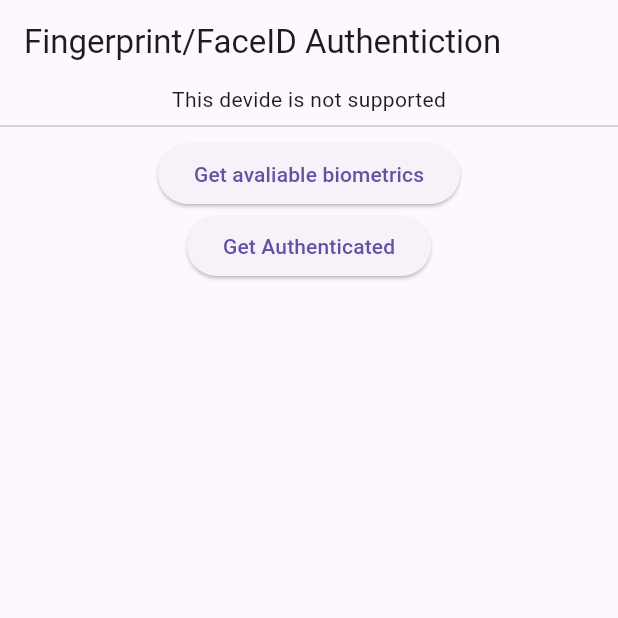
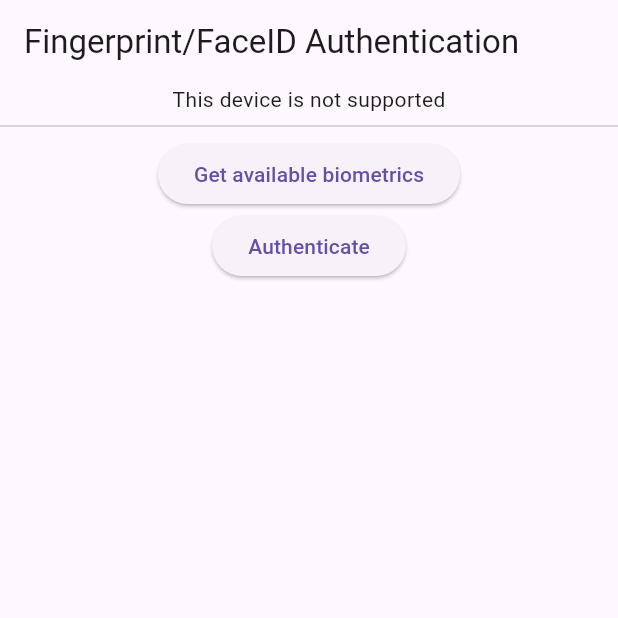
Before and after one commit to HaticeDilmac/faceid_fingerprint_authentication, a Flutter app: the screen it shows after launch, on a phone screen of 412 x 824 dp, the top half of it. Run offline on Flutter 3.47's test engine with Material 3 defaults, Android fonts, the phone set to English and light mode, and no system bars; our stand-ins replace local_auth.

Commit message:
[*]edit code [+]add comment line to code

```diff
--- a/lib/main.dart
+++ b/lib/main.dart
@@ -15,16 +15,16 @@ class MyApp extends StatefulWidget {
 }
 
 class _MyAppState extends State<MyApp> {
-  late final LocalAuthentication auth;
-  bool _supportState = false;
+  late final LocalAuthentication auth; // Biometric authentication instance
+  bool _supportState = false; // Device support state for biometrics
 
   @override
   void initState() {
     super.initState();
-    auth = LocalAuthentication();
+    auth = LocalAuthentication(); // Initialize the LocalAuthentication instance
     auth.isDeviceSupported().then((bool isSupported) => setState(() {
-          _supportState = isSupported;
-        })); //device scan how to supportß
+          _supportState = isSupported; // Check if device supports biometric authentication
+        }));
   }
 
   @override
@@ -32,39 +32,41 @@ class _MyAppState extends State<MyApp> {
     return MaterialApp(
       home: Scaffold(
         appBar: AppBar(
-          title: const Text('Fingerprint/FaceID Authentiction'),
+          title: const Text('Fingerprint/FaceID Authentication'),
         ),
         body: Column(
           children: [
+            // Display device support state for biometrics
             if (_supportState)
               const Text('This device is supported')
             else
-              const Text('This devide is not supported'),
+              const Text('This device is not supported'),
             const Divider(),
-            //get bometrics type
+            // Button to get available biometric types
             ElevatedButton(
                 onPressed: _getBiometrics,
-                child: const Text('Get avaliable biometrics')),
-            //Emülatör üzerinden face id denemesi
+                child: const Text('Get available biometrics')),
+            // Button to initiate biometric authentication
             ElevatedButton(
                 onPressed: _authenticate,
-                child: const Text('Get Authenticated'))
+                child: const Text('Authenticate'))
           ],
         ),
       ),
     );
   }
 
+  // Function to authenticate using biometrics
   Future<void> _authenticate() async {
     try {
       bool authenticated = await auth.authenticate(
-          localizedReason: 'Subscribe or you never find ant stCK overflow',
+          localizedReason: 'Please authenticate to access the app',
           options: const AuthenticationOptions(
-              //pin code or bionetric photo
+              // Require biometric authentication only
               stickyAuth: true,
               biometricOnly: true));
       if (kDebugMode) {
-        print('Authentcared: $authenticated');
+        print('Authenticated: $authenticated');
       }
     } on PlatformException catch (e) {
       if (kDebugMode) {
@@ -73,11 +75,12 @@ class _MyAppState extends State<MyApp> {
     }
   }
 
+  // Function to get available biometric types
   Future<void> _getBiometrics() async {
-    List<BiometricType> avaliableBiometrics =
-        await auth.getAvailableBiometrics(); //return to avaliable biometrics
+    List<BiometricType> availableBiometrics =
+        await auth.getAvailableBiometrics(); // Get available biometric types
     if (kDebugMode) {
-      print('list of avaliableBiometrics: $avaliableBiometrics');
+      print('List of available biometrics: $availableBiometrics');
     }
 
     if (!mounted) {
```
